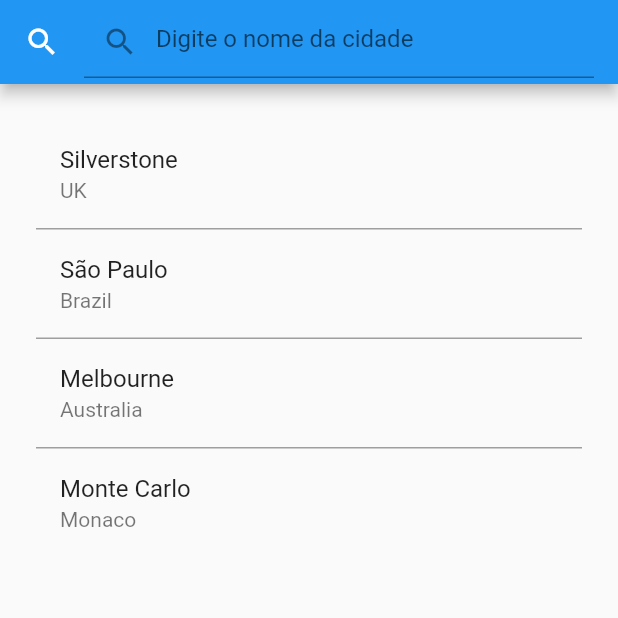
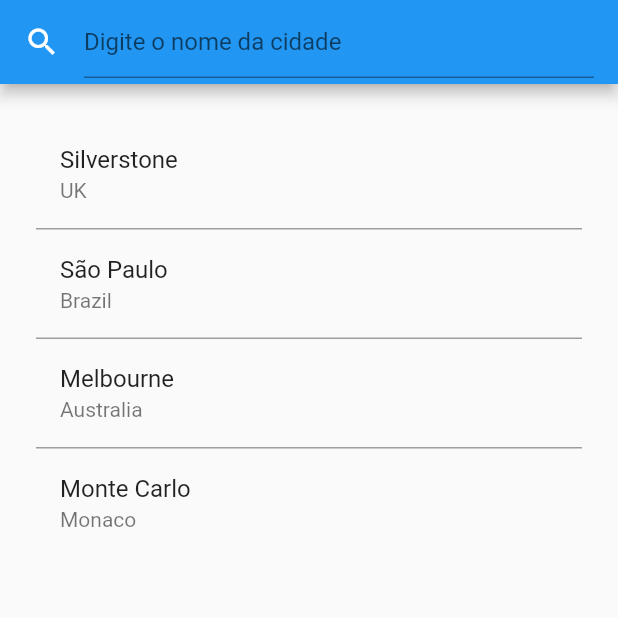
Before and after one commit to cristiandmd/cloud-walk, a Flutter app: the screen it shows after launch, on a phone screen of 412 x 824 dp, the top half of it. Run offline on Flutter 3.47's test engine with Material 2 defaults, Android fonts, the phone set to English and light mode, and no system bars; our stand-ins replace bloc, connectivity_plus, diacritic, equatable, flutter_bloc, shared_preferences.

Commit message:
fix: remove duplicated icon

```diff
--- a/lib/modules/concerts/presentation/concerts_page.dart
+++ b/lib/modules/concerts/presentation/concerts_page.dart
@@ -38,7 +38,6 @@ class _ConcertsPageState extends State<ConcertsPage> {
           },
           decoration: InputDecoration(
             hintText: S.current.ConcertsSearchHint,
-            prefixIcon: const Icon(Icons.search),
             icon: const Icon(Icons.search),
             iconColor: Colors.white,
           ),
```
